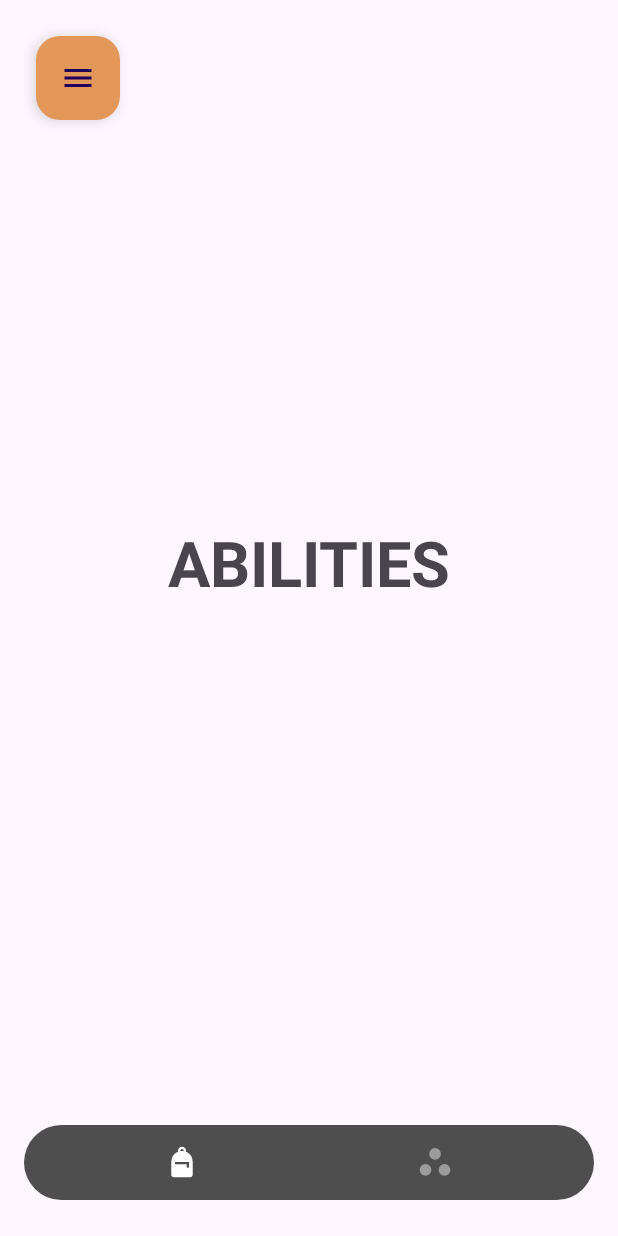
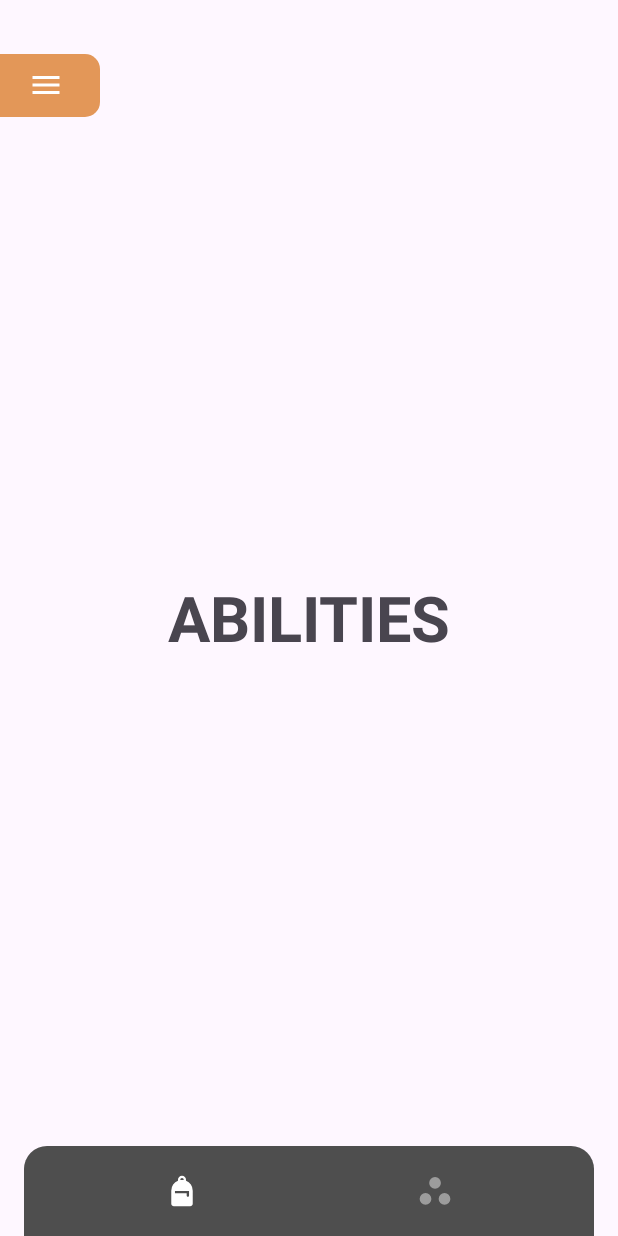
Before and after one commit to NefloDev/PokedexProject, an Android app: the AbilityRecyclerFragment screen opened through its navigation route, on a phone screen of 412 x 824 dp. Run offline under Robolectric (Android 15) with nearby library versions, the phone set to English and light mode, and no system bars; our stand-ins replace navigation-ui.

Commit message:
Slight Changes

```diff
--- a/app/src/main/java/com/example/pokedexproject/MainActivity.kt
+++ b/app/src/main/java/com/example/pokedexproject/MainActivity.kt
@@ -21,7 +21,7 @@ class MainActivity : AppCompatActivity() {
         NavigationUI.setupWithNavController(binding.bottomNavView, navController)
         NavigationUI.setupWithNavController(binding.navigationView, navController)
 
-        binding.floatingActionButton.setOnClickListener{binding.drawerLayout.openDrawer(GravityCompat.START)}
+        binding.menuButton.setOnClickListener{binding.drawerLayout.openDrawer(GravityCompat.START)}
     }
 
 }
--- a/app/src/main/res/drawable/custom_bottom_app_bar.xml
+++ b/app/src/main/res/drawable/custom_bottom_app_bar.xml
@@ -4,5 +4,6 @@
     <solid
         android:color="@color/dark_gray"
         />
-    <corners android:radius="100dp"/>
+    <corners android:topLeftRadius="15dp"
+        android:topRightRadius="15dp"/>
 </shape>
--- a/app/src/main/res/layout/activity_main.xml
+++ b/app/src/main/res/layout/activity_main.xml
@@ -1,7 +1,6 @@
 <?xml version="1.0" encoding="utf-8"?>
 <androidx.drawerlayout.widget.DrawerLayout xmlns:android="http://schemas.android.com/apk/res/android"
     xmlns:app="http://schemas.android.com/apk/res-auto"
-    xmlns:tools="http://schemas.android.com/tools"
     android:id="@+id/drawer_layout"
     android:layout_width="match_parent"
     android:layout_height="match_parent">
@@ -17,7 +16,7 @@
             android:layout_width="0dp"
             android:layout_height="0dp"
             app:defaultNavHost="true"
-            app:layout_constraintBottom_toTopOf="@+id/bottom_nav_view"
+            app:layout_constraintBottom_toBottomOf="parent"
             app:layout_constraintEnd_toEndOf="parent"
             app:layout_constraintStart_toStartOf="parent"
             app:layout_constraintTop_toTopOf="parent"
@@ -26,10 +25,9 @@
         <com.google.android.material.bottomnavigation.BottomNavigationView
             android:id="@+id/bottom_nav_view"
             android:layout_width="0dp"
-            android:layout_height="50dp"
+            android:layout_height="60dp"
             android:layout_marginLeft="16dp"
             android:layout_marginRight="16dp"
-            android:layout_marginBottom="24dp"
             android:background="@drawable/custom_bottom_app_bar"
             app:itemActiveIndicatorStyle="@android:color/transparent"
             app:itemIconTint="@color/custom_bottom_app_color"
@@ -43,18 +41,18 @@
 
         </com.google.android.material.bottomnavigation.BottomNavigationView>
 
-        <com.google.android.material.floatingactionbutton.FloatingActionButton
-            android:id="@+id/floatingActionButton"
-            android:layout_width="wrap_content"
-            android:layout_height="wrap_content"
-            android:layout_marginStart="24dp"
-            android:layout_marginTop="24dp"
-            android:clickable="true"
-            app:backgroundTint="?attr/colorPrimary"
+        <Button
+            android:id="@+id/menuButton"
+            android:layout_width="90dp"
+            android:layout_height="50dp"
+            android:layout_marginStart="-24dp"
+            android:layout_marginTop="32dp"
+            android:drawableEnd="@drawable/menuicon"
+            android:drawableTint="@color/white"
+            app:cornerRadius="10dp"
             app:layout_constraintStart_toStartOf="parent"
-            app:layout_constraintTop_toTopOf="parent"
-            app:srcCompat="@drawable/menuicon"
-            android:contentDescription="TODO" />
+            app:layout_constraintTop_toTopOf="parent" />
+
     </androidx.constraintlayout.widget.ConstraintLayout>
 
     <com.google.android.material.navigation.NavigationView
--- a/app/src/main/res/layout/fragment_ability_recycler.xml
+++ b/app/src/main/res/layout/fragment_ability_recycler.xml
@@ -8,7 +8,8 @@
         android:layout_width="0dp"
         android:layout_height="0dp"
         android:gravity="center"
-        android:text="ABILITIES"
+        android:text="@string/abilities"
+        android:textAllCaps="true"
         android:textAlignment="center"
         android:textSize="42sp"
         android:textStyle="bold"
--- a/app/src/main/res/layout/fragment_bag.xml
+++ b/app/src/main/res/layout/fragment_bag.xml
@@ -8,7 +8,8 @@
         android:layout_width="0dp"
         android:layout_height="0dp"
         android:gravity="center"
-        android:text="BAG"
+        android:text="@string/bag"
+        android:textAllCaps="true"
         android:textAlignment="center"
         android:textSize="42sp"
         android:textStyle="bold"
--- a/app/src/main/res/layout/fragment_berry_recycler.xml
+++ b/app/src/main/res/layout/fragment_berry_recycler.xml
@@ -8,7 +8,8 @@
         android:layout_width="0dp"
         android:layout_height="0dp"
         android:gravity="center"
-        android:text="BERRIES"
+        android:text="@string/berries"
+        android:textAllCaps="true"
         android:textAlignment="center"
         android:textSize="42sp"
         android:textStyle="bold"
--- a/app/src/main/res/layout/fragment_item_recycler.xml
+++ b/app/src/main/res/layout/fragment_item_recycler.xml
@@ -8,7 +8,8 @@
         android:layout_width="0dp"
         android:layout_height="0dp"
         android:gravity="center"
-        android:text="ITEMS"
+        android:text="@string/items"
+        android:textAllCaps="true"
         android:textAlignment="center"
         android:textSize="42sp"
         android:textStyle="bold"
--- a/app/src/main/res/layout/fragment_move_recycler.xml
+++ b/app/src/main/res/layout/fragment_move_recycler.xml
@@ -8,7 +8,8 @@
         android:layout_width="0dp"
         android:layout_height="0dp"
         android:gravity="center"
-        android:text="MOVES"
+        android:textAllCaps="true"
+        android:text="@string/moves"
         android:textAlignment="center"
         android:textSize="42sp"
         android:textStyle="bold"
--- a/app/src/main/res/layout/fragment_pokemon_recycler.xml
+++ b/app/src/main/res/layout/fragment_pokemon_recycler.xml
@@ -8,7 +8,8 @@
         android:layout_width="0dp"
         android:layout_height="0dp"
         android:gravity="center"
-        android:text="POKEMONS"
+        android:text="@string/pokemon"
+        android:textAllCaps="true"
         android:textAlignment="center"
         android:textSize="42sp"
         android:textStyle="bold"
--- a/app/src/main/res/layout/fragment_team.xml
+++ b/app/src/main/res/layout/fragment_team.xml
@@ -8,7 +8,8 @@
         android:layout_width="0dp"
         android:layout_height="0dp"
         android:gravity="center"
-        android:text="TEAM"
+        android:text="@string/team"
+        android:textAllCaps="true"
         android:textAlignment="center"
         android:textSize="42sp"
         android:textStyle="bold"
--- a/app/src/main/res/menu/drawer_menu.xml
+++ b/app/src/main/res/menu/drawer_menu.xml
@@ -29,5 +29,5 @@
         android:layout_width="wrap_content"
         android:layout_height="wrap_content"
         android:icon="@drawable/pokedexicon"
-        android:title="@string/pokemons" />
+        android:title="@string/pokemon" />
 </menu>
--- a/app/src/main/res/values/strings.xml
+++ b/app/src/main/res/values/strings.xml
@@ -1,12 +1,10 @@
 <resources>
-    <string name="app_name" translatable="false">PokedexProject</string>
+    <string name="app_name">PokédexProject</string>
     <string name="team">Team</string>
     <string name="bag">Bag</string>
     <string name="abilities">Abilities</string>
     <string name="berries">Berries</string>
     <string name="items">Items</string>
     <string name="moves">Moves</string>
-    <string name="pokemons">Pokemons</string>
-    <!-- TODO: Remove or change this placeholder text -->
-    <string name="hello_blank_fragment">Hello blank fragment</string>
+    <string name="pokemon" translatable="false">Pokémon</string>
 </resources>
--- a/build.gradle.kts
+++ b/build.gradle.kts
@@ -1,5 +1,5 @@
 // Top-level build file where you can add configuration options common to all sub-projects/modules.
 plugins {
-    id("com.android.application") version "8.1.1" apply false
+    id("com.android.application") version "8.2.0" apply false
     id("org.jetbrains.kotlin.android") version "1.9.0" apply false
 }
```
Also changed, not shown: app/src/main/java/com/example/pokedexproject/entities/ApiResponse.kt (added, +29 -0 lines), app/src/main/java/com/example/pokedexproject/entities/PokeApiClient.kt (added, +12 -0 lines), app/src/main/java/com/example/pokedexproject/entities/Pokemon.kt (added, +16 -0 lines), gradle/wrapper/gradle-wrapper.properties, 1 other file.
